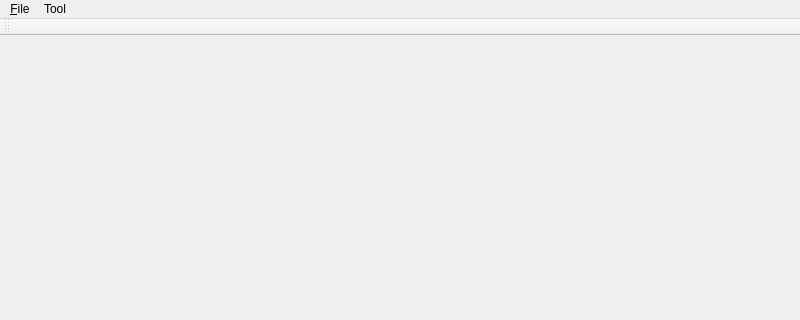
Old version of the form SketchBasedShapeRetrieval/MainWindow.ui in the repository gnishida/SketchBasedShapeRetrieval; both pictures show x 0 to 800 and y 0 to 320 of the 800 by 600 pixel window.
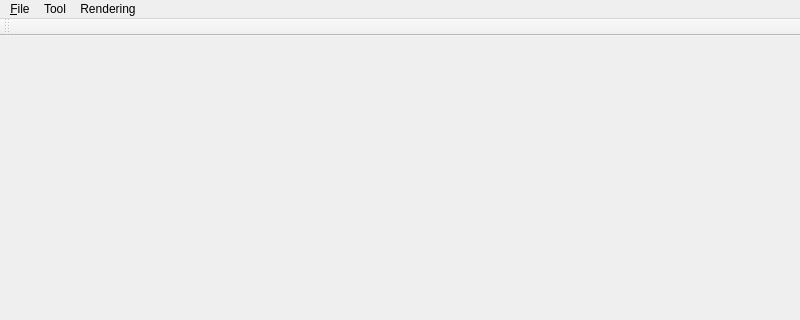
New version of the form.

What changed in the file:
```diff
--- a/SketchBasedShapeRetrieval/MainWindow.ui
+++ b/SketchBasedShapeRetrieval/MainWindow.ui
@@ -40,8 +40,16 @@
     <addaction name="separator"/>
     <addaction name="actionCollectOFFFiles"/>
    </widget>
+   <widget class="QMenu" name="menuRendering">
+    <property name="title">
+     <string>Rendering</string>
+    </property>
+    <addaction name="actionRenderingRegular"/>
+    <addaction name="actionRenderingLine"/>
+   </widget>
    <addaction name="menuFile"/>
    <addaction name="menuTool"/>
+   <addaction name="menuRendering"/>
   </widget>
   <widget class="QToolBar" name="mainToolBar">
    <attribute name="toolBarArea">
```
Left out of the diff: 16 changed lines with no effect on the pictures.
